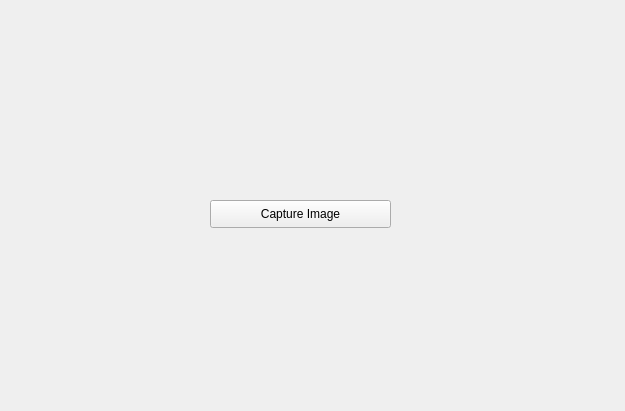
Qt form Link_tab/capture_tab.ui (HuJingwen1211/MCISP) before a commit.
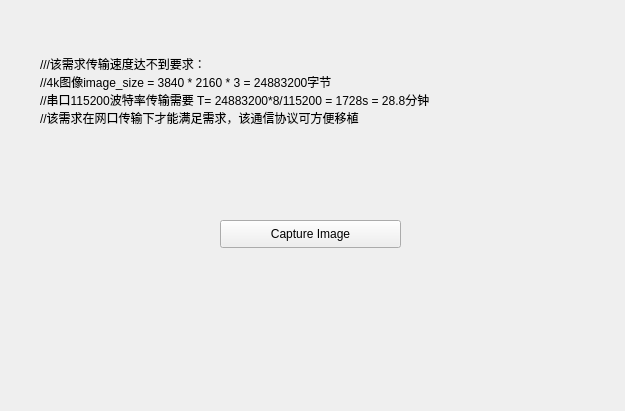
The same form after that commit.

```diff
--- a/Link_tab/capture_tab.ui
+++ b/Link_tab/capture_tab.ui
@@ -16,8 +16,8 @@
   <widget class="QPushButton" name="capture_btn">
    <property name="geometry">
     <rect>
-     <x>210</x>
-     <y>200</y>
+     <x>220</x>
+     <y>220</y>
      <width>181</width>
      <height>28</height>
     </rect>
@@ -26,6 +26,22 @@
     <string>Capture Image</string>
    </property>
   </widget>
+  <widget class="QLabel" name="label">
+   <property name="geometry">
+    <rect>
+     <x>40</x>
+     <y>30</y>
+     <width>551</width>
+     <height>121</height>
+    </rect>
+   </property>
+   <property name="text">
+    <string>///该需求传输速度达不到要求：
+//4k图像image_size = 3840 * 2160 * 3 = 24883200字节
+//串口115200波特率传输需要 T= 24883200*8/115200 = 1728s = 28.8分钟
+//该需求在网口传输下才能满足需求，该通信协议可方便移植</string>
+   </property>
+  </widget>
  </widget>
  <resources/>
  <connections/>
```
